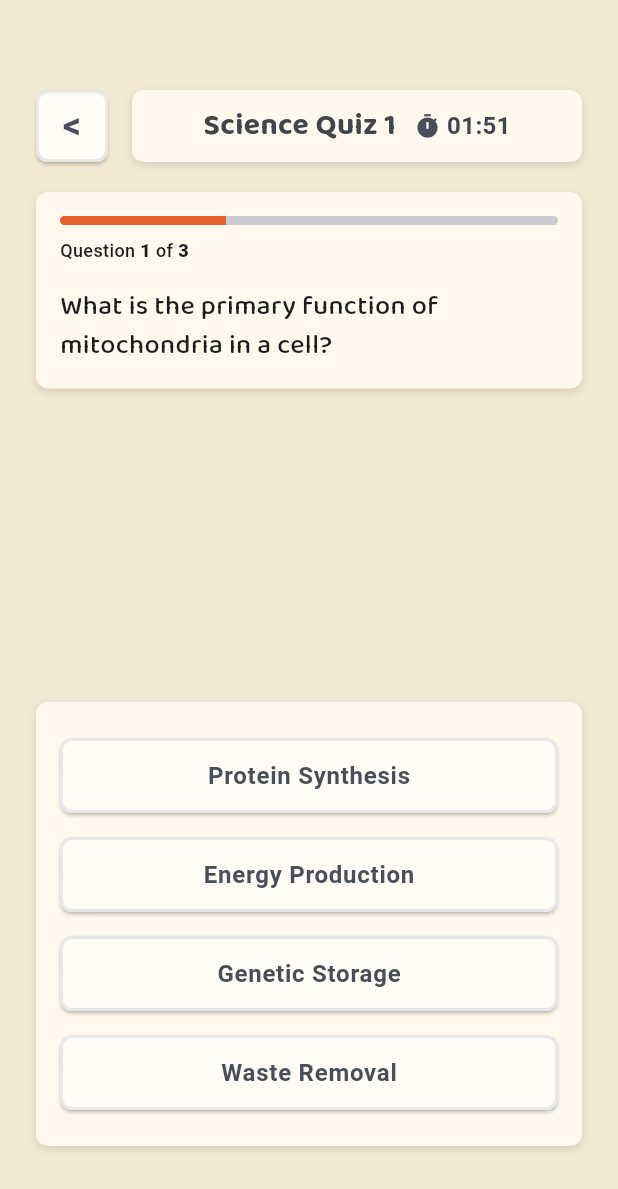
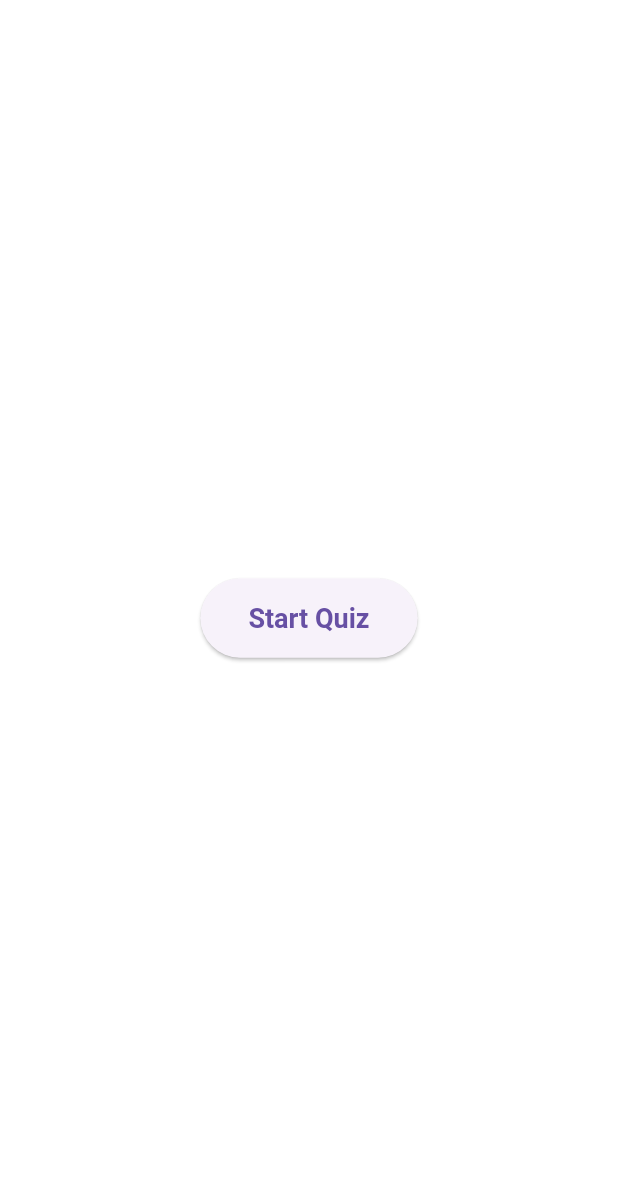
Before and after one commit to dreyyan/soro, a Flutter app: the screen it shows after launch, after a tap on an icon or button, on a phone screen of 412 x 824 dp. Shown: the top 1189 px of the screen. Run offline on Flutter 3.47's test engine with Material 3 defaults, Android fonts, the phone set to English and light mode, and no system bars; Roboto replaces fonts that are missing (Nunito).

Commit message:
chore: rename project from 'sora' to 'soro'

```diff
--- a/lib/main.dart
+++ b/lib/main.dart
@@ -2,7 +2,7 @@
 import 'package:flutter/material.dart';
 
 // [IMPORT] Pages
-import 'package:sora/screens/quiz.dart';
+import 'package:soro/screens/quiz.dart';
 
 void main() {
   runApp(MyApp());
--- /dev/null
+++ b/lib/screens/home_page.dart
@@ -0,0 +1,31 @@
+import 'package:flutter/material.dart';
+import 'package:soro/screens/quiz.dart';
+
+class HomePage extends StatelessWidget {
+  const HomePage({super.key});
+
+  @override
+  Widget build(BuildContext context) {
+    return Scaffold(
+      backgroundColor: Colors.white,
+      body: Center(
+        child: ElevatedButton(
+          onPressed: () {
+            Navigator.push(
+              context,
+              MaterialPageRoute(builder: (context) => const Quiz()),
+            );
+          },
+          style: ElevatedButton.styleFrom(
+            padding: const EdgeInsets.symmetric(horizontal: 32, vertical: 16),
+            textStyle: const TextStyle(
+              fontSize: 18,
+              fontWeight: FontWeight.bold,
+            ),
+          ),
+          child: const Text("Start Quiz"),
+        ),
+      ),
+    );
+  }
+}
--- a/lib/screens/quiz.dart
+++ b/lib/screens/quiz.dart
@@ -1,11 +1,14 @@
 import 'package:flutter/material.dart';
-import 'package:sora/main.dart';
+
+// [IMPORT] Screens
+import 'package:soro/main.dart';
+import 'home_page.dart';
 
 // [IMPORT] Timer
 import 'dart:async';
 
 // [IMPORT] Components
-import 'package:sora/widgets/choice_button.dart';
+import 'package:soro/widgets/choice_button.dart';
 
 class Quiz extends StatefulWidget {
   const Quiz({super.key});
@@ -135,7 +138,10 @@ class _QuizState extends State<Quiz> {
 
   // [FUNCTION] Return back to menu
   void handleBack() {
-
+    Navigator.pushReplacement(
+      context,
+      MaterialPageRoute(builder: (context) => HomePage()),
+    );
   }
 
   // [HELPER] Format time as 'mm:ss'
--- a/lib/widgets/choice_button.dart
+++ b/lib/widgets/choice_button.dart
@@ -1,5 +1,5 @@
 import 'package:flutter/material.dart';
-import 'package:sora/main.dart';
+import 'package:soro/main.dart';
 
 class ChoiceButton extends StatelessWidget {
   // Attributes
--- a/lib/widgets/primary_button.dart
+++ b/lib/widgets/primary_button.dart
@@ -1,5 +1,5 @@
 import 'package:flutter/material.dart';
-import 'package:sora/main.dart';
+import 'package:soro/main.dart';
 
 class PrimaryButton extends StatelessWidget {
   // Attributes
--- a/pubspec.yaml
+++ b/pubspec.yaml
@@ -1,4 +1,4 @@
-name: sora
+name: soro
 description: "A new Flutter project."
 # The following line prevents the package from being accidentally published to
 # pub.dev using `flutter pub publish`. This is preferred for private packages.
```
Also changed, not shown: 1 other file.
